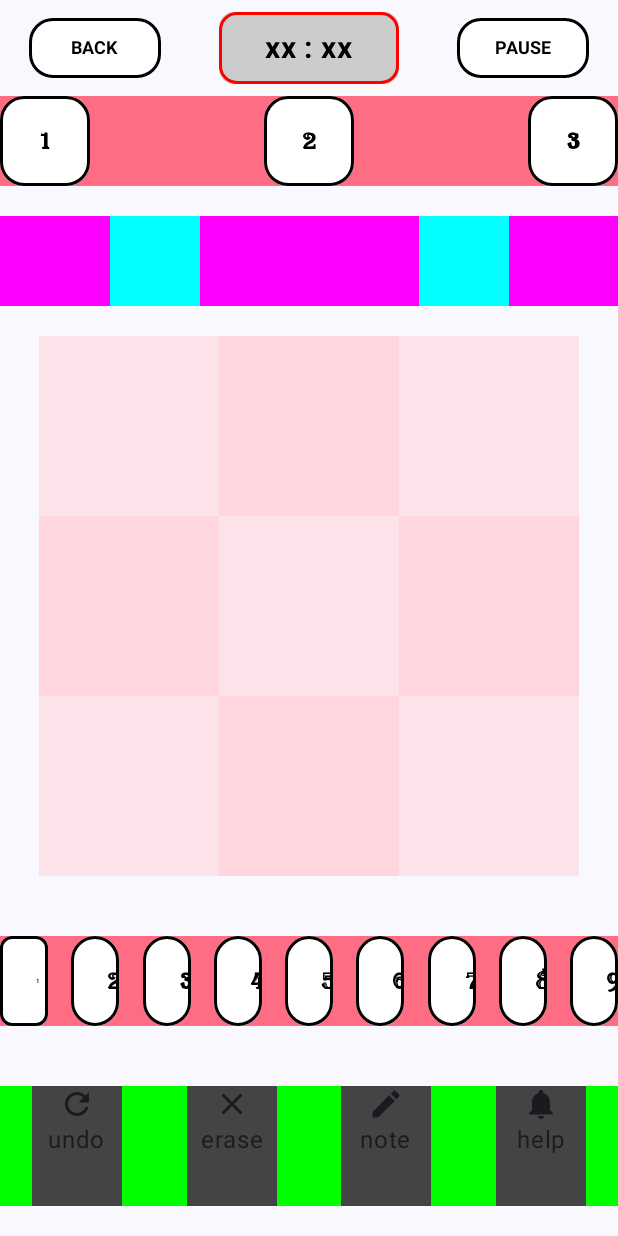
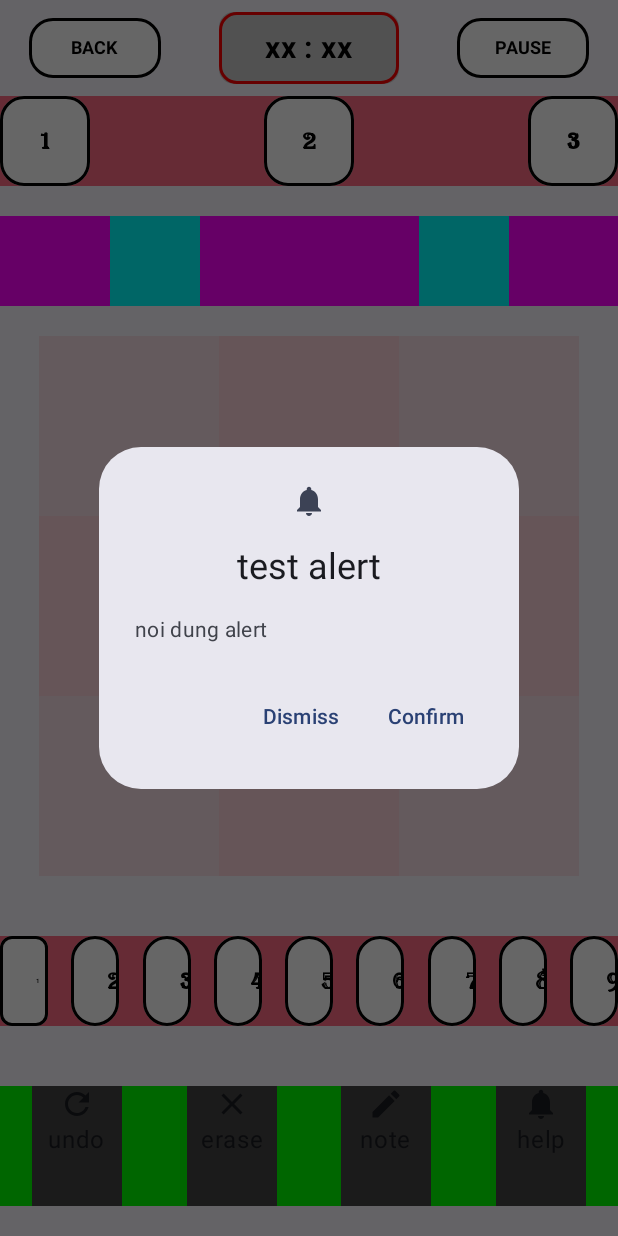
Before and after one commit to hungnh219/sudoku, an Android app built with Jetpack Compose: the GameScreen screen opened through its navigation route, on a phone screen of 412 x 824 dp. Run offline under Robolectric (Android 15) with nearby library versions, the phone set to English and light mode, and no system bars.

Commit message:
[add] stop-alert in game screen

```diff
--- a/app/src/main/java/com/example/sudoku/MainActivity.kt
+++ b/app/src/main/java/com/example/sudoku/MainActivity.kt
@@ -37,6 +37,7 @@ import androidx.compose.material3.Icon
 import androidx.compose.material3.MaterialTheme
 import androidx.compose.material3.Surface
 import androidx.compose.material3.Text
+import androidx.compose.material3.TextButton
 import androidx.compose.runtime.Composable
 import androidx.compose.runtime.mutableStateOf
 import androidx.compose.runtime.remember
@@ -687,6 +688,39 @@ fun GameScreen(goToHomeScreen: () -> Unit) {
                 )
             }
         }
+
+        AlertDialog(
+            icon = {
+                Icon(Icons.Default.Notifications,
+                    contentDescription = "help")
+            },
+            title = {
+                Text(text = "test alert")
+            },
+            text = {
+                Text(text = "noi dung alert")
+            },
+            onDismissRequest = {
+
+            },
+            confirmButton = {
+                TextButton(
+                    onClick = {
+
+                    }
+                ) {
+                    Text("Confirm")
+                }
+            },
+            dismissButton = {
+                TextButton(
+                    onClick = {
+                    }
+                ) {
+                    Text("Dismiss")
+                }
+            }
+        )
     }
 }
 
@@ -888,7 +922,7 @@ fun GreetingPreview() {
     val navController = rememberNavController()
 
     SudokuTheme {
-        NavHost(navController = navController, startDestination = "game") {
+        NavHost(navController = navController, startDestination = "splash") {
             // route: home
             composable("home") {
                 HomeScreen(
```
